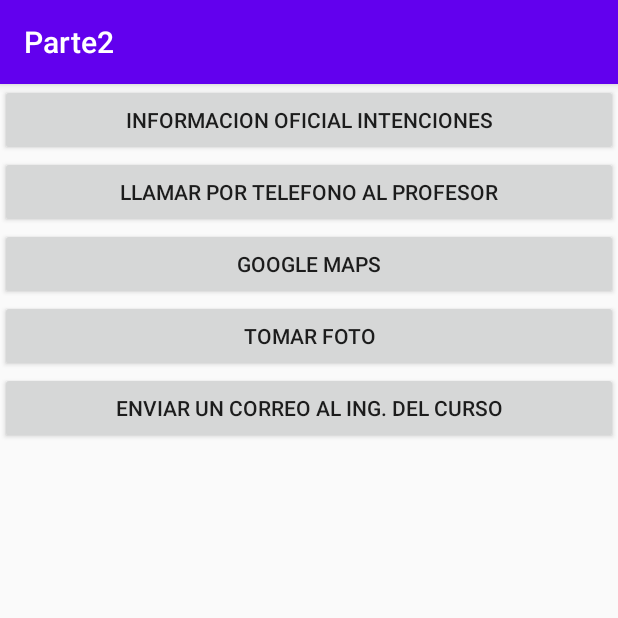
After one commit to WCNosliwsys/Parte2Online, an Android app: the Intenciones screen opened directly, with no data from a screen before it, on a phone screen of 412 x 824 dp, the top half of it. The commit adds this screen. Run offline under Robolectric (Android 15) with nearby library versions, the phone set to English and light mode, and no system bars.

Commit message:
Tema de intenciones y añadiendo el permiso para callphone

```diff
--- a/app/src/main/AndroidManifest.xml
+++ b/app/src/main/AndroidManifest.xml
@@ -1,7 +1,7 @@
 <?xml version="1.0" encoding="utf-8"?>
 <manifest xmlns:android="http://schemas.android.com/apk/res/android"
     package="com.ingwilson.parte2">
-
+    <uses-permission android:name="android.permission.CALL_PHONE"/>
     <application
         android:allowBackup="true"
         android:icon="@mipmap/ic_launcher"
@@ -9,7 +9,8 @@
         android:roundIcon="@mipmap/ic_launcher_round"
         android:supportsRtl="true"
         android:theme="@style/AppTheme">
-        <activity android:name=".Comunicacion2"></activity>
+        <activity android:name=".Intenciones"></activity>
+        <activity android:name=".Comunicacion2" />
         <activity android:name=".Comunicacion1" />
         <activity android:name=".MainActivity">
             <intent-filter>
--- a/app/src/main/java/com/ingwilson/parte2/MainActivity.java
+++ b/app/src/main/java/com/ingwilson/parte2/MainActivity.java
@@ -37,6 +37,10 @@ public class MainActivity extends AppCompatActivity {
             startActivity(new Intent(this, Comunicacion1.class));
             return true;
         }
+        if(id== R.id.activity_intenciones){
+            startActivity(new Intent(this, Intenciones.class));
+            return true;
+        }
         return super.onOptionsItemSelected(item);
     }
 
--- /dev/null
+++ b/app/src/main/res/layout/activity_intenciones.xml
@@ -0,0 +1,34 @@
+<?xml version="1.0" encoding="utf-8"?>
+<LinearLayout xmlns:android="http://schemas.android.com/apk/res/android"
+    xmlns:app="http://schemas.android.com/apk/res-auto"
+    xmlns:tools="http://schemas.android.com/tools"
+    android:layout_width="match_parent"
+    android:layout_height="match_parent"
+    android:orientation="vertical"
+    tools:context=".Intenciones">
+    <Button
+        android:layout_width="match_parent"
+        android:layout_height="wrap_content"
+        android:onClick="web"
+        android:text="Informacion oficial intenciones" />
+    <Button
+        android:layout_width="match_parent"
+        android:layout_height="wrap_content"
+        android:onClick="Llamar"
+        android:text="LLamar por telefono al profesor" />
+    <Button
+        android:layout_width="match_parent"
+        android:layout_height="wrap_content"
+        android:onClick="maps"
+        android:text="Google Maps" />
+    <Button
+        android:layout_width="match_parent"
+        android:layout_height="wrap_content"
+        android:onClick="foto"
+        android:text="Tomar Foto" />
+    <Button
+        android:layout_width="match_parent"
+        android:layout_height="wrap_content"
+        android:onClick="email"
+        android:text="Enviar un correo al Ing. del curso" />
+</LinearLayout>
```
Also changed, not shown: app/src/main/java/com/ingwilson/parte2/Intenciones.java (added, +43 -0 lines).
